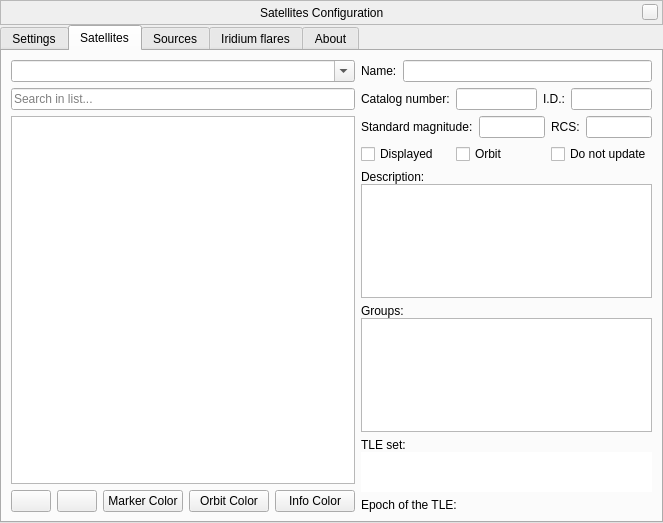
Above: plugins/Satellites/src/gui/satellitesDialog.ui from Stellarium/stellarium before the change. Below: the same form after it.
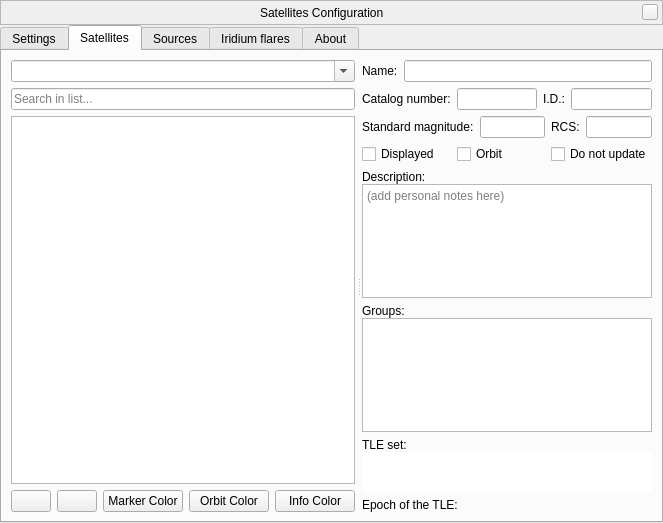
That is the form after the change. The open tabs and pages were chosen to show the change. Icons and pictures are not drawn. Custom widgets are drawn as their Qt base class.

Commit message:
sat plugin: qsplitter in sat list view (#1696)
* A splitter has been added in the satellite tab
* tabbing order improved
* a reminder added in the Description box

Patch:
```diff
--- a/plugins/Satellites/src/gui/satellitesDialog.ui
+++ b/plugins/Satellites/src/gui/satellitesDialog.ui
@@ -696,12 +696,38 @@
       </layout>
      </widget>
      <widget class="QWidget" name="satellitesTab">
+      <property name="sizePolicy">
+       <sizepolicy hsizetype="Expanding" vsizetype="Expanding">
+        <horstretch>0</horstretch>
+        <verstretch>0</verstretch>
+       </sizepolicy>
+      </property>
       <attribute name="title">
        <string>Satellites</string>
       </attribute>
-      <layout class="QHBoxLayout" name="horizontalLayout_5">
+      <layout class="QVBoxLayout" name="verticalLayout_3">
        <item>
-        <layout class="QVBoxLayout" name="verticalLayout">
+        <widget class="QSplitter" name="splitter">
+         <property name="enabled">
+          <bool>true</bool>
+         </property>
+         <property name="sizePolicy">
+          <sizepolicy hsizetype="Expanding" vsizetype="Expanding">
+           <horstretch>0</horstretch>
+           <verstretch>0</verstretch>
+          </sizepolicy>
+         </property>
+         <property name="orientation">
+          <enum>Qt::Horizontal</enum>
+         </property>
+         <property name="handleWidth">
+          <number>7</number>
+         </property>
+         <property name="childrenCollapsible">
+          <bool>false</bool>
+         </property>
+         <widget class="QWidget" name="layoutWidget">
+          <layout class="QVBoxLayout" name="satlist_layout" stretch="0,0,0,0">
          <item>
           <widget class="QComboBox" name="groupFilterCombo">
            <property name="editable">
@@ -831,9 +857,9 @@
           </layout>
          </item>
         </layout>
-       </item>
-       <item>
-        <layout class="QVBoxLayout" name="verticalLayout_7">
+         </widget>
+         <widget class="QWidget" name="layoutWidget">
+          <layout class="QVBoxLayout" name="sat_details" stretch="0,0,0,0,0,0,0,0">
          <item>
           <layout class="QHBoxLayout" name="horizontalLayout_4">
            <item>
@@ -1019,7 +1045,7 @@
               <bool>false</bool>
              </property>
              <property name="placeholderText">
-              <string notr="true"/>
+                <string>(add personal notes here)</string>
              </property>
             </widget>
            </item>
@@ -1108,6 +1134,8 @@
           </layout>
          </item>
         </layout>
+         </widget>
+        </widget>
        </item>
       </layout>
      </widget>
```
Left out of the diff: 73 changed lines with no effect on the pictures. The commit also changes 2 other files.
